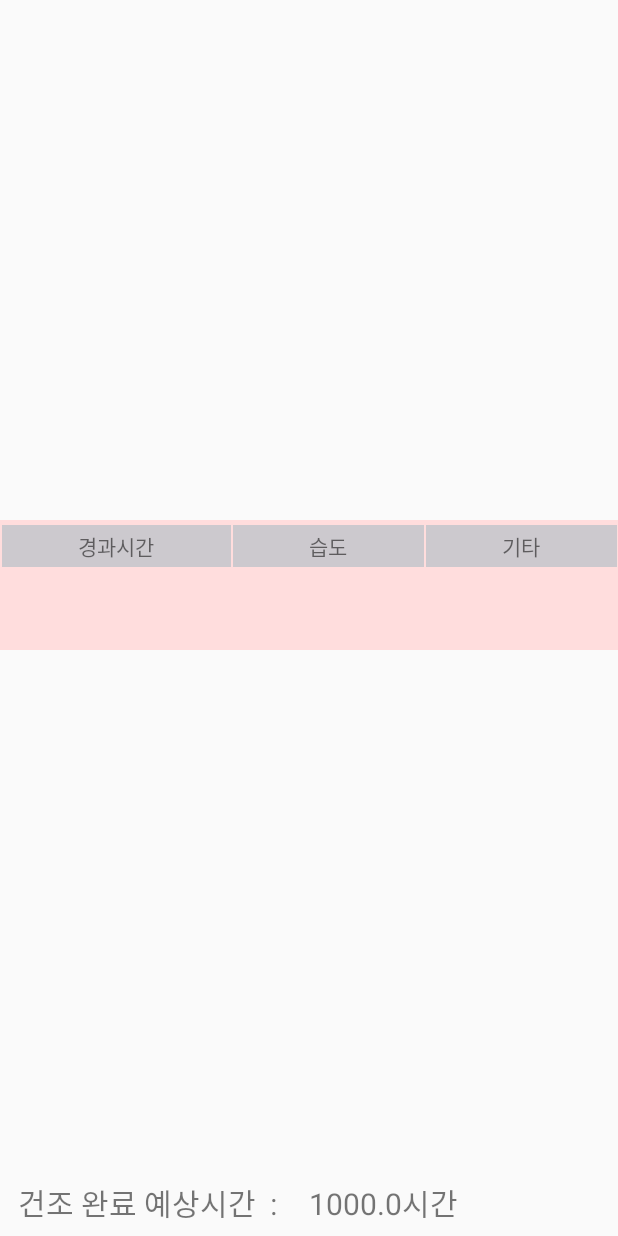
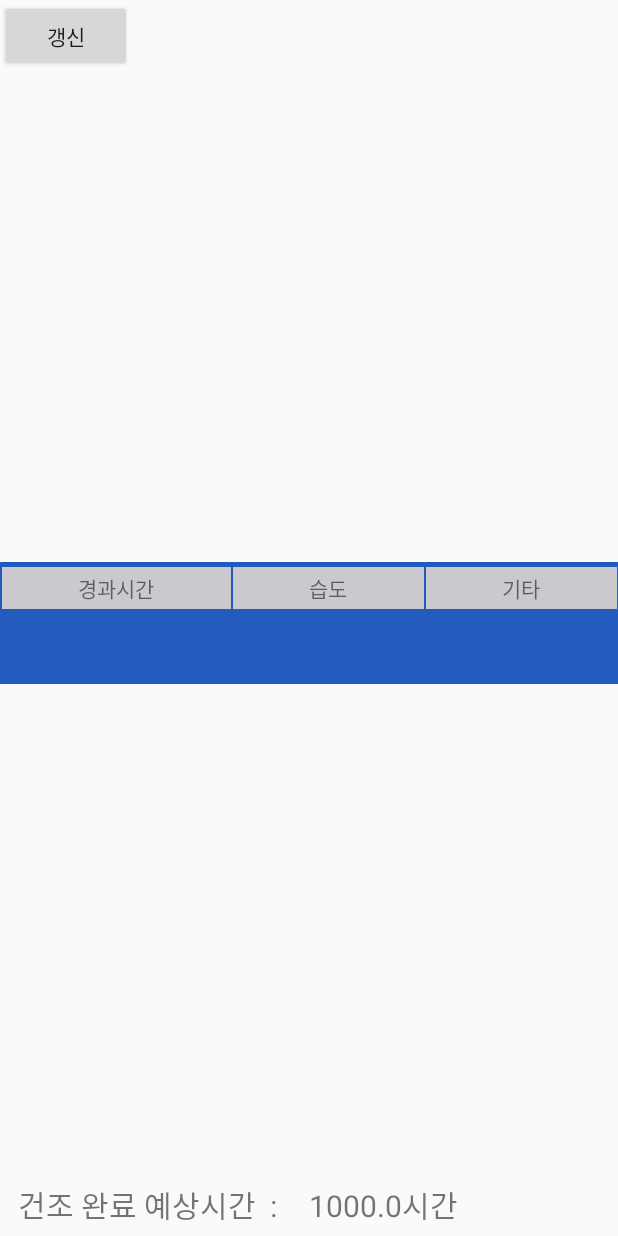
Before and after one commit to ksh4500/humid, an Android app: the DetailActivity screen opened directly, with no data from a screen before it, on a phone screen of 412 x 824 dp. Run offline under Robolectric (Android 15) with nearby library versions, the phone set to English and light mode, and no system bars; libraries missing offline, so code that uses them is left out: org.achartengine, org.achartengine.chart, org.achartengine.model, org.achartengine.renderer; 2 statements that could not run were skipped.

Commit message:
일단 그래프 갱신 더 좋은 아이디어 있으면 올리기

```diff
--- a/HumidGraph/app/src/main/java/com/sds/study/humidgraph/DetailActivity.java
+++ b/HumidGraph/app/src/main/java/com/sds/study/humidgraph/DetailActivity.java
@@ -7,9 +7,12 @@ import android.os.Message;
 import android.support.v7.app.AppCompatActivity;
 import android.os.Bundle;
 import android.util.Log;
+import android.view.View;
+import android.widget.Button;
 import android.widget.LinearLayout;
 import android.widget.ListView;
 import android.widget.TextView;
+import android.widget.Toast;
 
 import org.achartengine.ChartFactory;
 import org.achartengine.GraphicalView;
@@ -35,6 +38,7 @@ public class DetailActivity extends AppCompatActivity {
     static Handler handler;
     ArrayList<Bluetooth_DataDTO> list= new ArrayList<Bluetooth_DataDTO>();
     ArrayList<ChartDTO> chartList=new ArrayList<ChartDTO>();
+    Button renew;
     @Override
     protected void onCreate(Bundle savedInstanceState) {
         super.onCreate(savedInstanceState);
@@ -42,13 +46,32 @@ public class DetailActivity extends AppCompatActivity {
         setContentView(R.layout.activity_detail);
         listView=(ListView)findViewById(R.id.listView);
         txt_predict=(TextView)findViewById(R.id.txt_predict);
+        renew=(Button)findViewById(R.id.renew);
+
+
 
         getList();
+
         //그래프 생성
-        chart = ChartFactory.getLineChartView(this, getDataset(list), getRenderer());
+      chart = ChartFactory.getLineChartView(this, getDataset(list), getRenderer());
         //레이아웃에 추가
-        LinearLayout layout= (LinearLayout) findViewById(R.id.chart);
+        final LinearLayout layout= (LinearLayout) findViewById(R.id.chart);
         layout.addView(chart);
+        renew.setOnClickListener(new View.OnClickListener() {
+
+            public void onClick(View view) {
+
+                //chart = ChartFactory.getLineChartView(getApplicationContext(), getDataset(list), getRenderer());
+
+                // ((LinearLayout)findViewById(R.id.chart)).removeView(chart);
+                // ((LinearLayout)findViewById(R.id.chart)).addView(chart);
+               // layout.removeView(chart);
+                //layout.addView(chart);
+                Intent intent = new Intent(getApplicationContext(), DetailActivity.class);
+                startActivity(intent);
+                Toast.makeText(DetailActivity.this, "그래프 갱신", Toast.LENGTH_SHORT).show();
+            }
+        });
         chartListAdapter=new ChartListAdapter(this);
         listView.setAdapter(chartListAdapter);
         handler=new Handler(){
@@ -57,12 +80,15 @@ public class DetailActivity extends AppCompatActivity {
                 render();
             }
         };
+
     }
     public void render(){
         getList();
         chartListAdapter.notifyDataSetChanged();
         chart=ChartFactory.getLineChartView(this,getDataset(list),getRenderer());
+       // chart.repaint();
         ((LinearLayout)findViewById(R.id.chart)).addView(chart);
+        //((LinearLayout)findViewById(R.id.chart)).removeView(chart);
     }
     //그래프 설정 모음
     // http://www.programkr.com/blog/MQDN0ADMwYT3.html ( 그래프 설정 속성 한글로 써져있는 사이트 )
@@ -82,10 +108,10 @@ public class DetailActivity extends AppCompatActivity {
         renderer.setLabelsTextSize(30);             //x,y축 수치
         renderer.setLegendTextSize(15);             //Series 구별 글씨 크기
         renderer.setPointSize(5f);
-        renderer.setMargins(new int[] { 20, 20, 50, 50 }); //상 좌 하 우 ( '하' 의 경우 setFitLegend(true)일 때에만 가능 )
+        renderer.setMargins(new int[] { 20, 40, 50, 50 }); //상 좌 하 우 ( '하' 의 경우 setFitLegend(true)일 때에만 가능 )
         //색
         renderer.setAxesColor(Color.RED);       //x,y축 선 색
-        renderer.setLabelsColor(Color.CYAN);    //x,y축 글자색
+        renderer.setLabelsColor(Color.GRAY);    //x,y축 글자색
 
         //x,y축 표시 간격 ( 각 축의 범위에 따라 나눌 수 있는 최소치가 제한 됨 )
         renderer.setXLabels(10);
@@ -93,7 +119,7 @@ public class DetailActivity extends AppCompatActivity {
 
         //x축 최대 최소(화면에 보여질)
         renderer.setXAxisMin(0);
-        renderer.setXAxisMax(20);
+        renderer.setXAxisMax(100);
         //y축 최대 최소(화면에 보여질)
         renderer.setYAxisMin(0);
         renderer.setYAxisMax(40);
@@ -109,7 +135,7 @@ public class DetailActivity extends AppCompatActivity {
         //지정된 크기에 맞게 그래프를 키움
         renderer.setFitLegend(true);
         //간격에 격자 보이기
-        renderer.setShowGrid(true);
+        renderer.setShowGrid(false);
     }
 
     //선 그리기
@@ -185,8 +211,8 @@ public class DetailActivity extends AppCompatActivity {
                 chartDTO.setEtc("조금 건조");
             }else if(dto.getHumidity1()>=0&&dto.getHumidity1()<4) {
                 chartDTO.setEtc("완전 건조");
-                Intent intent=new Intent(this,NotificationService.class);
-                startService(intent);
+                //Intent intent=new Intent(this,NotificationService.class);
+                //startService(intent);
             }
             chartDTO.setHumidity(dto.getHumidity1());
             chartDTO.setProgressTime(dto.getRegdate());
--- a/HumidGraph/app/src/main/res/layout/activity_detail.xml
+++ b/HumidGraph/app/src/main/res/layout/activity_detail.xml
@@ -6,8 +6,13 @@
     android:orientation="vertical"
     tools:context="com.sds.study.humidgraph.DetailActivity">
 
-
+<Button
+    android:layout_width="wrap_content"
+    android:layout_height="wrap_content"
+    android:text="갱신"
+    android:id="@+id/renew"/>
     <LinearLayout
+        android:padding="10dp"
         android:id="@+id/chart"
         android:layout_width="match_parent"
         android:layout_height="0dp"
@@ -24,7 +29,7 @@
         <TableLayout
             android:layout_width="match_parent"
             android:layout_height="0dp"
-            android:background="#FFDD"
+            android:background="#225bbd"
             android:stretchColumns="*"
             android:layout_weight="1">
 
```
